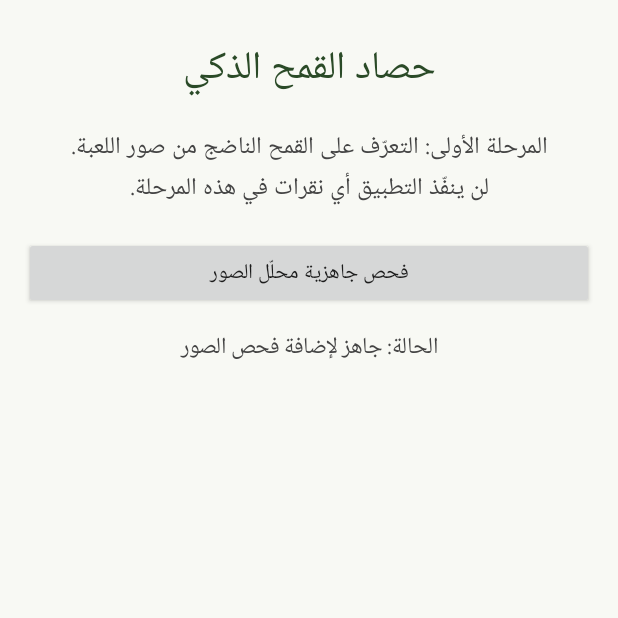
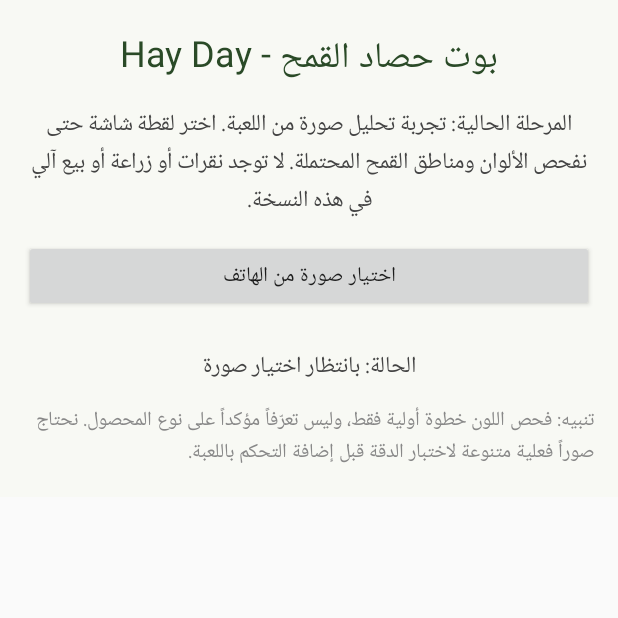
Before and after one commit to Abbas2487248/2027, an Android app: the screen it shows after launch (MainActivity), on a phone screen of 412 x 824 dp, the top half of it. Run offline under Robolectric (Android 15) with nearby library versions, the phone set to English and light mode, and no system bars.

Commit message:
Add screenshot picker and preliminary crop color analysis

```diff
--- a/app/src/main/java/com/hayday/wheatharvester/MainActivity.java
+++ b/app/src/main/java/com/hayday/wheatharvester/MainActivity.java
@@ -1,63 +1,147 @@
 package com.hayday.wheatharvester;
 
 import android.app.Activity;
+import android.content.Intent;
+import android.graphics.Bitmap;
+import android.graphics.BitmapFactory;
+import android.graphics.Color;
+import android.net.Uri;
 import android.os.Bundle;
-import android.graphics.Color;
 import android.view.Gravity;
 import android.widget.Button;
+import android.widget.ImageView;
 import android.widget.LinearLayout;
+import android.widget.ScrollView;
 import android.widget.TextView;
 
+import java.io.InputStream;
+
 public class MainActivity extends Activity {
+    private static final int PICK_IMAGE = 41;
     private TextView status;
+    private ImageView preview;
 
     @Override
     protected void onCreate(Bundle savedInstanceState) {
         super.onCreate(savedInstanceState);
 
+        ScrollView scroll = new ScrollView(this);
         LinearLayout root = new LinearLayout(this);
         root.setOrientation(LinearLayout.VERTICAL);
         root.setGravity(Gravity.CENTER_HORIZONTAL);
-        root.setPadding(24, 36, 24, 24);
+        root.setPadding(24, 28, 24, 28);
         root.setBackgroundColor(Color.rgb(248, 249, 244));
+        scroll.addView(root);
 
         TextView title = new TextView(this);
-        title.setText("حصاد القمح الذكي");
-        title.setTextSize(26);
+        title.setText("بوت حصاد القمح - Hay Day");
+        title.setTextSize(24);
         title.setTextColor(Color.rgb(42, 74, 39));
         title.setGravity(Gravity.CENTER);
-        root.addView(title, new LinearLayout.LayoutParams(
-                LinearLayout.LayoutParams.MATCH_PARENT, LinearLayout.LayoutParams.WRAP_CONTENT));
+        root.addView(title, matchWrap());
 
         TextView intro = new TextView(this);
-        intro.setText("المرحلة الأولى: التعرّف على القمح الناضج من صور اللعبة.\nلن ينفّذ التطبيق أي نقرات في هذه المرحلة.");
-        intro.setTextSize(16);
+        intro.setText("المرحلة الحالية: تجربة تحليل صورة من اللعبة. اختر لقطة شاشة حتى نفحص الألوان ومناطق القمح المحتملة. لا توجد نقرات أو زراعة أو بيع آلي في هذه النسخة.");
+        intro.setTextSize(15);
         intro.setTextColor(Color.DKGRAY);
         intro.setGravity(Gravity.CENTER);
-        LinearLayout.LayoutParams introParams = new LinearLayout.LayoutParams(
-                LinearLayout.LayoutParams.MATCH_PARENT, LinearLayout.LayoutParams.WRAP_CONTENT);
-        introParams.topMargin = 24;
-        root.addView(intro, introParams);
+        addTop(root, intro, 16);
 
-        Button testButton = new Button(this);
-        testButton.setText("فحص جاهزية محلّل الصور");
-        LinearLayout.LayoutParams buttonParams = new LinearLayout.LayoutParams(
-                LinearLayout.LayoutParams.MATCH_PARENT, LinearLayout.LayoutParams.WRAP_CONTENT);
-        buttonParams.topMargin = 28;
-        root.addView(testButton, buttonParams);
+        Button choose = new Button(this);
+        choose.setText("اختيار صورة من الهاتف");
+        addTop(root, choose, 20);
+        choose.setOnClickListener(v -> {
+            Intent intent = new Intent(Intent.ACTION_OPEN_DOCUMENT);
+            intent.addCategory(Intent.CATEGORY_OPENABLE);
+            intent.setType("image/*");
+            startActivityForResult(intent, PICK_IMAGE);
+        });
+
+        preview = new ImageView(this);
+        preview.setAdjustViewBounds(true);
+        preview.setScaleType(ImageView.ScaleType.FIT_CENTER);
+        addTop(root, preview, 18);
 
         status = new TextView(this);
-        status.setText("الحالة: جاهز لإضافة فحص الصور");
+        status.setText("الحالة: بانتظار اختيار صورة");
         status.setTextSize(15);
         status.setTextColor(Color.DKGRAY);
         status.setGravity(Gravity.CENTER);
-        LinearLayout.LayoutParams statusParams = new LinearLayout.LayoutParams(
-                LinearLayout.LayoutParams.MATCH_PARENT, LinearLayout.LayoutParams.WRAP_CONTENT);
-        statusParams.topMargin = 20;
-        root.addView(status, statusParams);
+        addTop(root, status, 18);
 
-        testButton.setOnClickListener(v ->
-                status.setText("التطبيق الأساسي يعمل. الخطوة التالية: إدخال صورة شاشة وتجربة كشف القمح."));
-        setContentView(root);
+        TextView note = new TextView(this);
+        note.setText("تنبيه: فحص اللون خطوة أولية فقط، وليس تعرّفاً مؤكداً على نوع المحصول. نحتاج صوراً فعلية متنوعة لاختبار الدقة قبل إضافة التحكم باللعبة.");
+        note.setTextSize(13);
+        note.setTextColor(Color.GRAY);
+        addTop(root, note, 18);
+
+        setContentView(scroll);
+    }
+
+    private LinearLayout.LayoutParams matchWrap() {
+        return new LinearLayout.LayoutParams(
+                LinearLayout.LayoutParams.MATCH_PARENT,
+                LinearLayout.LayoutParams.WRAP_CONTENT);
+    }
+
+    private void addTop(LinearLayout root, android.view.View view, int margin) {
+        LinearLayout.LayoutParams params = matchWrap();
+        params.topMargin = margin;
+        root.addView(view, params);
+    }
+
+    @Override
+    protected void onActivityResult(int requestCode, int resultCode, Intent data) {
+        super.onActivityResult(requestCode, resultCode, data);
+        if (requestCode != PICK_IMAGE || resultCode != RESULT_OK || data == null) return;
+
+        Uri uri = data.getData();
+        if (uri == null) return;
+        try (InputStream input = getContentResolver().openInputStream(uri)) {
+            Bitmap bitmap = BitmapFactory.decodeStream(input);
+            if (bitmap == null) {
+                status.setText("تعذر قراءة الصورة. اختر صورة PNG أو JPG أخرى.");
+                return;
+            }
+            preview.setImageBitmap(bitmap);
+            analyzeImage(bitmap);
+        } catch (Exception e) {
+            status.setText("حدث خطأ أثناء فتح الصورة: " + e.getMessage());
+        }
+    }
+
+    private void analyzeImage(Bitmap bitmap) {
+        int width = bitmap.getWidth();
+        int height = bitmap.getHeight();
+        int stepX = Math.max(1, width / 240);
+        int stepY = Math.max(1, height / 240);
+        long sampled = 0;
+        long yellow = 0;
+        long green = 0;
+
+        float[] hsv = new float[3];
+        for (int y = 0; y < height; y += stepY) {
+            for (int x = 0; x < width; x += stepX) {
+                int pixel = bitmap.getPixel(x, y);
+                Color.colorToHSV(pixel, hsv);
+                float hue = hsv[0];
+                float saturation = hsv[1];
+                float value = hsv[2];
+                if (saturation < 0.20f || value < 0.18f) continue;
+                sampled++;
+                if (hue >= 35f && hue <= 68f) yellow++;
+                if (hue >= 70f && hue <= 165f) green++;
+            }
+        }
+
+        if (sampled == 0) {
+            status.setText("الصورة لا تحتوي ألواناً واضحة كافية للتحليل.");
+            return;
+        }
+        double yellowPct = yellow * 100.0 / sampled;
+        double greenPct = green * 100.0 / sampled;
+        status.setText(String.format(java.util.Locale.US,
+                "تم فحص الصورة: %d × %d\nبكسلات العينة: %d\nألوان صفراء: %.1f%%\nألوان خضراء: %.1f%%\n\nهذه نسب ألوان عامة وليست كشفاً مؤكداً للقمح الناضج.",
+                width, height, sampled, yellowPct, greenPct));
     }
 }
```
